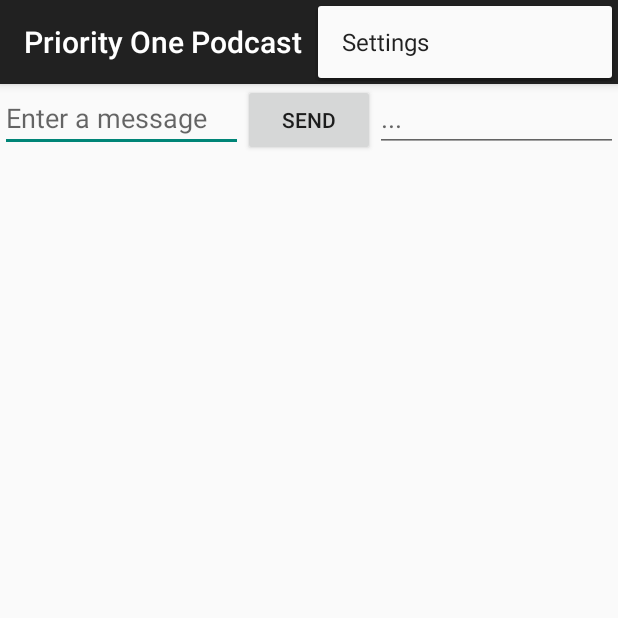
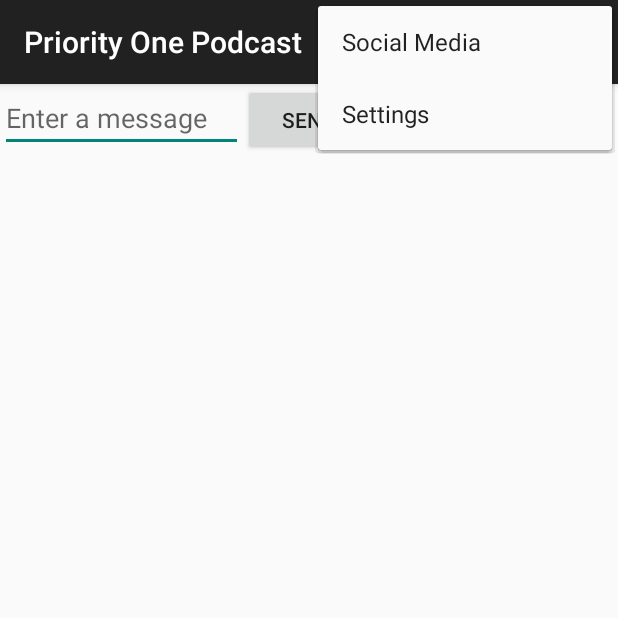
Before and after one commit to haydenjones/p1app_icecream, an Android app: the screen it shows after launch (P1MainActivity), with the options menu open, on a phone screen of 412 x 824 dp, the top half of it. Run offline under Robolectric (Android 15) with nearby library versions, the phone set to English and light mode, and no system bars; libraries missing offline, so code that uses them is left out: com.squareup.okhttp.

Commit message:
start menu

```diff
--- a/app/src/main/res/layout/activity_social.xml
+++ b/app/src/main/res/layout/activity_social.xml
@@ -6,7 +6,7 @@
     android:paddingBottom="@dimen/activity_vertical_margin"
     tools:context="com.priorityonepodcast.p1app.SocialActivity">
 
-    <TextView android:text="@string/hello_world" android:layout_width="wrap_content"
+    <TextView android:text="@string/action_social" android:layout_width="wrap_content"
         android:layout_height="wrap_content" />
 
 </RelativeLayout>
--- a/app/src/main/res/menu/menu_p1_main.xml
+++ b/app/src/main/res/menu/menu_p1_main.xml
@@ -1,6 +1,9 @@
 <menu xmlns:android="http://schemas.android.com/apk/res/android"
     xmlns:app="http://schemas.android.com/apk/res-auto"
     xmlns:tools="http://schemas.android.com/tools" tools:context=".P1MainActivity">
+    <!-- Search, should appear as action button -->
+    <item android:id="@+id/action_search"
+        android:title="@string/action_social" />
     <item android:id="@+id/action_settings" android:title="@string/action_settings"
         android:orderInCategory="100" app:showAsAction="never" />
 </menu>
--- a/app/src/main/res/values/strings.xml
+++ b/app/src/main/res/values/strings.xml
@@ -14,4 +14,7 @@
     <string name="title_activity_news">NewsActivity</string>
     <string name="title_activity_notifications">NotificationsActivity</string>
     <string name="title_activity_social">SocialActivity</string>
+
+    <string name="action_social">Social Media</string>
+
 </resources>
```
